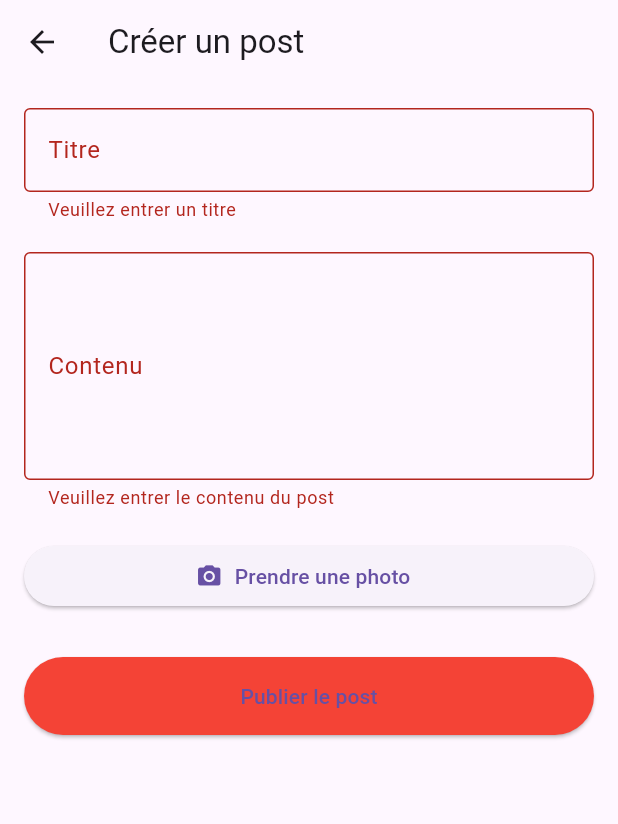
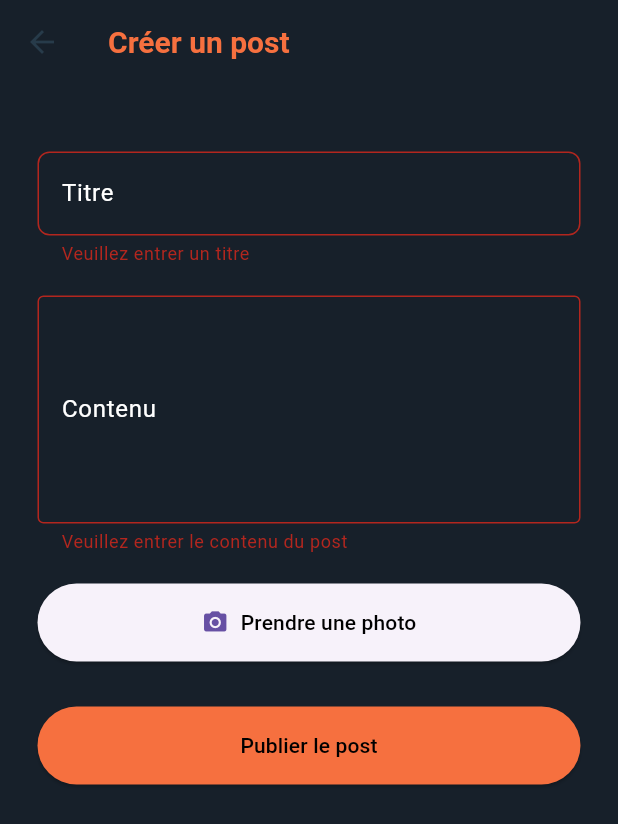
Before and after one commit to Evan-Duval/NoComment, a Flutter app: the CreatePost screen opened directly with empty values, after a tap on "Prendre une photo", after a tap on "Publier le post", on a phone screen of 412 x 824 dp. Shown: the top 824 px of the screen. Run offline on Flutter 3.47's test engine with Material 3 defaults, Android fonts, the phone set to English and light mode, and no system bars; our stand-ins replace email_validator, flutter_dotenv, geocoding, google_fonts, image_picker, location and 3 more; accounts and stored records are empty.

Commit message:
Check du code plus group owner a devoir intégrer...

```diff
--- a/Flutter/no_comment_flutter/lib/pages/groupes/CreateGroup.dart
+++ b/Flutter/no_comment_flutter/lib/pages/groupes/CreateGroup.dart
@@ -18,7 +18,7 @@ class _CreateGroupFormState extends State<CreateGroupForm> {
   final TextEditingController _descriptionController = TextEditingController();
 
   Future<void> _createGroup() async {
-    final apiUrl = '${dotenv.env['URL']}api/groups';
+    final apiUrl = '${dotenv.env['URL']}api/groups/create';
     final response = await http.post(
       Uri.parse(apiUrl),
       headers: {
--- a/Flutter/no_comment_flutter/lib/pages/groupes/CreatePost.dart
+++ b/Flutter/no_comment_flutter/lib/pages/groupes/CreatePost.dart
@@ -2,11 +2,11 @@ import 'package:flutter/material.dart';
 import 'package:flutter_dotenv/flutter_dotenv.dart';
 import 'package:location/location.dart' as loc;
 import 'package:geocoding/geocoding.dart';
+import 'package:no_comment_flutter/config/config.dart';
 import 'package:path/path.dart' as p;
 import 'package:path_provider/path_provider.dart';
 import 'package:shared_preferences/shared_preferences.dart';
 import 'package:http/http.dart' as http;
-import 'dart:convert';
 import 'package:image_picker/image_picker.dart';
 import 'dart:io';
 
@@ -27,7 +27,7 @@ class _CreatePostState extends State<CreatePost> {
   final TextEditingController _textController = TextEditingController();
   File? _imageFile;
   final ImagePicker _picker = ImagePicker();
-  bool _isLoading = false; // Indicateur de chargement
+  bool _isLoading = false;
 
   final loc.Location location = loc.Location();
   double? latitude;
@@ -44,7 +44,6 @@ class _CreatePostState extends State<CreatePost> {
 
   @override
   void dispose() {
-    // Libérer les ressources des contrôleurs pour éviter les fuites de mémoire
     _titleController.dispose();
     _textController.dispose();
     super.dispose();
@@ -127,8 +126,7 @@ class _CreatePostState extends State<CreatePost> {
       final savedImage = await File(pickedFile.path).copy(savedPath);
 
       setState(() {
-        _imageFile =
-            savedImage; // Mise à jour de l'état avec l'image sélectionnée
+        _imageFile = savedImage;
       });
     } catch (e) {
       print('Erreur lors de la prise de photo: $e');
@@ -142,22 +140,46 @@ class _CreatePostState extends State<CreatePost> {
   Widget build(BuildContext context) {
     return Scaffold(
       appBar: AppBar(
-        title: const Text('Créer un post'),
+        backgroundColor: Config.colors.backgroundColor,
+        title: Text(
+          'Créer un post',
+          style: TextStyle(
+            color: Config.colors.primaryColor,
+            fontSize: 20,
+            fontWeight: FontWeight.bold,
+          ),
+        ),
+        iconTheme: IconThemeData(
+          color: Config.colors.second_backgroundColor,
+        ),
       ),
+      backgroundColor: Config.colors.backgroundColor,
       body: _isLoading
           ? const Center(child: CircularProgressIndicator())
           : Padding(
-              padding: const EdgeInsets.all(16.0),
+              padding: const EdgeInsets.all(25.0),
               child: Form(
                 key: _formKey,
                 child: ListView(
-                  // ListView pour éviter overflow avec clavier et image
                   children: [
+                    const SizedBox(height: 20),
                     TextFormField(
+                      style: TextStyle(
+                        color: Colors.white,
+                      ),
                       controller: _titleController,
                       decoration: const InputDecoration(
                         labelText: 'Titre',
-                        border: OutlineInputBorder(),
+                        labelStyle: TextStyle(
+                          color: Colors.white,
+                        ),
+                        border: OutlineInputBorder(
+                          borderRadius: BorderRadius.all(Radius.circular(8)),
+                          borderSide: BorderSide(
+                            color: Colors.white,
+                            width: 2,
+                          ),
+                        ),
                       ),
                       validator: (value) {
                         if (value == null || value.isEmpty) {
@@ -168,9 +190,15 @@ class _CreatePostState extends State<CreatePost> {
                     ),
                     const SizedBox(height: 20),
                     TextFormField(
+                      style: TextStyle(
+                        color: Colors.white,
+                      ),
                       controller: _textController,
                       decoration: const InputDecoration(
                         labelText: 'Contenu',
+                        labelStyle: TextStyle(
+                          color: Colors.white,
+                        ),
                         border: OutlineInputBorder(),
                       ),
                       maxLines: 5,
@@ -185,7 +213,15 @@ class _CreatePostState extends State<CreatePost> {
                     ElevatedButton.icon(
                       onPressed: _pickImageFromCamera,
                       icon: const Icon(Icons.camera_alt),
-                      label: const Text('Prendre une photo'),
+                      label: const Text(
+                        'Prendre une photo',
+                        style: TextStyle(
+                          color: Colors.black,
+                        ),
+                      ),
+                      style: ElevatedButton.styleFrom(
+                        padding: const EdgeInsets.symmetric(vertical: 16),
+                      ),
                     ),
                     if (_imageFile != null)
                       Padding(
@@ -209,10 +245,11 @@ class _CreatePostState extends State<CreatePost> {
                     ElevatedButton(
                       onPressed: _isLoading ? null : _submitForm,
                       style: ElevatedButton.styleFrom(
-                        backgroundColor: Colors.red,
+                        backgroundColor: Config.colors.primaryColor,
                         padding: const EdgeInsets.symmetric(vertical: 16),
                       ),
-                      child: const Text('Publier le post'),
+                      child: const Text('Publier le post',
+                          style: TextStyle(color: Colors.black)),
                     ),
                     const SizedBox(height: 20),
                     if (city != null ||
@@ -272,10 +309,10 @@ class _CreatePostState extends State<CreatePost> {
 
           final fileBytes = await imageFile.readAsBytes();
           final fileName = 'post_${DateTime.now().millisecondsSinceEpoch}.jpg';
-          final filePath = '/$fileName'; // Chemin dans le bucket
+          final filePath = '/$fileName';
 
           final response = await supabase.storage
-              .from('nocomment') // ← Nom de ton bucket
+              .from('nocomment')
               .uploadBinary(filePath, fileBytes,
                   fileOptions: const FileOptions(
                     contentType: 'image/jpeg',
--- a/Flutter/no_comment_flutter/lib/pages/groupes/GroupsListe.dart
+++ b/Flutter/no_comment_flutter/lib/pages/groupes/GroupsListe.dart
@@ -2,10 +2,8 @@ import 'package:flutter/material.dart';
 import 'package:flutter_dotenv/flutter_dotenv.dart';
 import 'package:http/http.dart' as http;
 import 'package:no_comment_flutter/config/config.dart';
-import 'package:no_comment_flutter/pages/HomeContent.dart';
 import 'package:no_comment_flutter/pages/groupes/GroupContent.dart';
 import 'dart:convert';
-import 'package:no_comment_flutter/pages/home.dart';
 import 'package:no_comment_flutter/pages/groupes/CreateGroup.dart';
 
 class GroupsList extends StatefulWidget {
--- a/Flutter/no_comment_flutter/lib/widget/navigation_sidebar.dart
+++ b/Flutter/no_comment_flutter/lib/widget/navigation_sidebar.dart
@@ -9,7 +9,6 @@ import 'package:shared_preferences/shared_preferences.dart';
 import 'package:flutter_dotenv/flutter_dotenv.dart';
 import 'package:no_comment_flutter/pages/profile_page.dart';
 import 'package:stroke_text/stroke_text.dart';
-import 'package:no_comment_flutter/pages/form_login.dart';
 
 class NavigationSidebar extends StatelessWidget {
   final Function(Widget) onNavigate;
--- a/Flutter/no_comment_flutter/lib/widget/post_list.dart
+++ b/Flutter/no_comment_flutter/lib/widget/post_list.dart
@@ -1,7 +1,7 @@
 import 'dart:io';
 
 import 'package:flutter/material.dart';
-import 'package:no_comment_flutter/models/Post.dart'; // Import modèle Post
+import 'package:no_comment_flutter/models/Post.dart';
 
 class PostList extends StatelessWidget {
   final List<Post> posts;
```
Also changed, not shown: Flutter/no_comment_flutter/lib/pages/form_login.dart (+4 -5 lines), Flutter/no_comment_flutter/lib/pages/groupes/GroupContent.dart (+32 -165 lines), Flutter/no_comment_flutter/lib/pages/groupes/GroupService.dart (added, +47 -0 lines), Flutter/no_comment_flutter/lib/pages/groupes/PostService.dart (added, +77 -0 lines), Flutter/no_comment_flutter/lib/pages/login.dart (+20 -20 lines), Flutter/no_comment_flutter/lib/pages/register.dart (+25 -24 lines), Flutter/no_comment_flutter/lib/widget/shared_preferences_helper.dart (added, +11 -0 lines), 1 other file.
